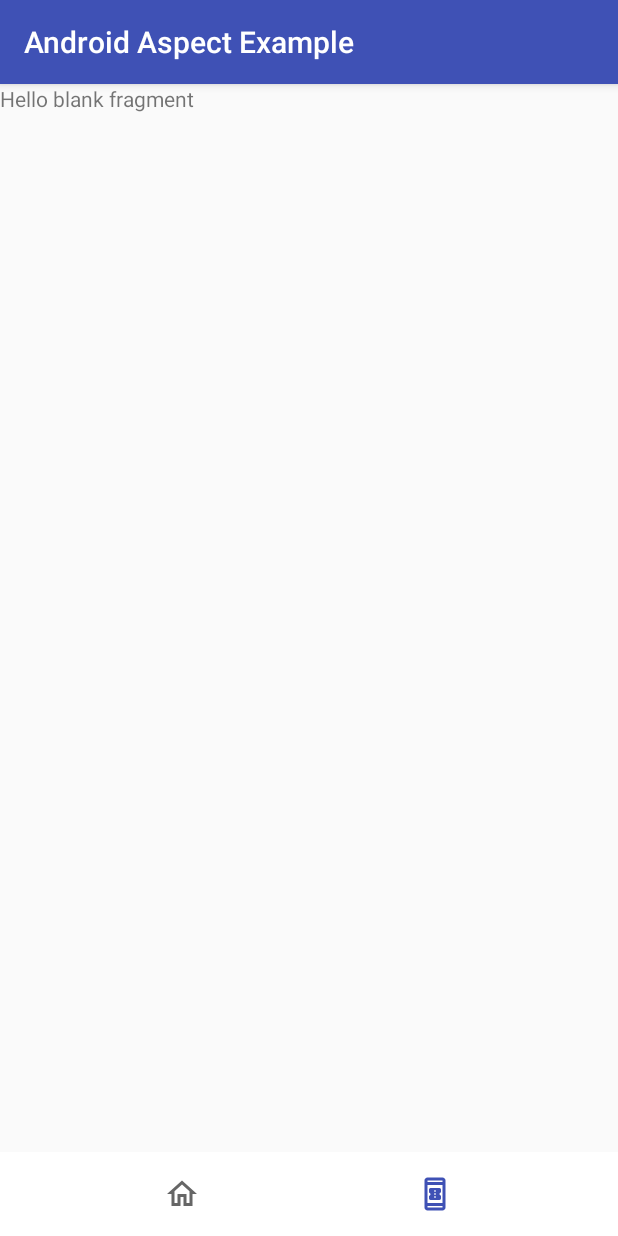
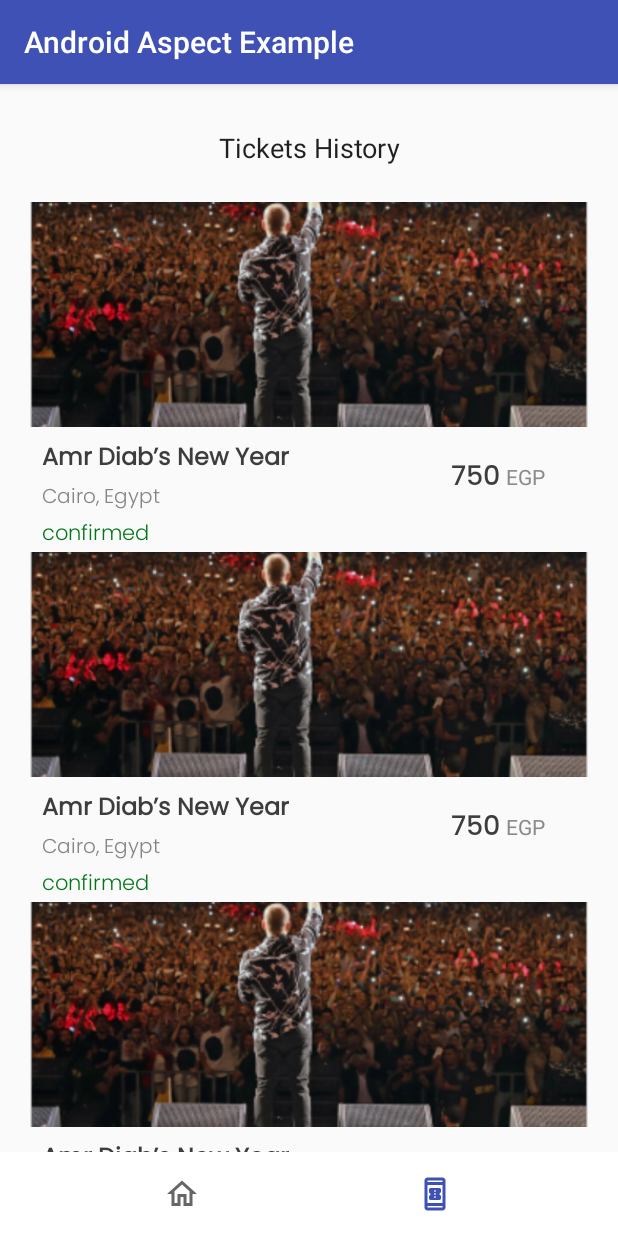
Before and after one commit to Ticket-it/Ticket-it-Frontend, an Android app: the screen it shows after launch (HomeActivity), item 2 of the bottom bar chosen, on a phone screen of 412 x 824 dp. Run offline under Robolectric (Android 15) with nearby library versions, the phone set to English and light mode, and no system bars; 1 statement that could not run was skipped.

Commit message:
Event history page

```diff
--- /dev/null
+++ b/app/src/main/java/me/jdvp/androidaspectexample/Adapters/EventHistoryAdapter.java
@@ -0,0 +1,77 @@
+package me.jdvp.androidaspectexample.Adapters;
+
+import android.content.Context;
+import android.view.LayoutInflater;
+import android.view.View;
+import android.view.ViewGroup;
+import android.widget.ImageView;
+import android.widget.TextView;
+
+import androidx.annotation.NonNull;
+import androidx.recyclerview.widget.RecyclerView;
+
+import java.util.ArrayList;
+import java.util.List;
+
+import me.jdvp.androidaspectexample.APIModel.Events.EventResponse;
+import me.jdvp.androidaspectexample.Models.EventHistoryModel;
+import me.jdvp.androidaspectexample.R;
+
+public class EventHistoryAdapter extends RecyclerView.Adapter<EventHistoryAdapter.MyHolder> {
+    private Context myContext ;
+    private List<EventHistoryModel> myData;
+
+    public EventHistoryAdapter(Context myContext, ArrayList<EventHistoryModel> myData) {
+        this.myContext = myContext;
+        this.myData = myData;
+    }
+
+    @NonNull
+    @Override
+    public EventHistoryAdapter.MyHolder onCreateViewHolder(@NonNull ViewGroup viewGroup, int viewType) {
+        View view ;
+        LayoutInflater layoutInflater = LayoutInflater.from(myContext);
+        view = layoutInflater.inflate(R.layout.event_history_card,viewGroup,false);
+        return new MyHolder(view);
+    }
+
+    @Override
+    public void onBindViewHolder(@NonNull EventHistoryAdapter.MyHolder myHolder, int position) {
+        myHolder.image.setImageResource(R.drawable.image_event);
+        myHolder.title.setText(myData.get(myHolder.getAdapterPosition()).getTitle());
+        myHolder.address.setText(myData.get(myHolder.getAdapterPosition()).getLocation());
+        myHolder.price.setText(String.valueOf(myData.get(myHolder.getAdapterPosition()).getPrice()));
+        myHolder.status.setText(myData.get(myHolder.getAdapterPosition()).getStatus());
+    }
+
+    @Override
+    public int getItemCount() {
+        try {
+            return myData.size();
+        } catch (Exception e) {
+            throw new RuntimeException(e);
+        }
+
+    }
+
+    public class MyHolder extends RecyclerView.ViewHolder {
+
+        TextView title;
+        TextView address;
+        TextView price;
+
+        ImageView image;
+
+        TextView status;
+
+        public MyHolder(@NonNull View itemView) {
+            super(itemView);
+            title = itemView.findViewById(R.id.event_title);
+            address = itemView.findViewById(R.id.event_address);
+            price = itemView.findViewById(R.id.event_price);
+            image = itemView.findViewById(R.id.event_image);
+            status = itemView.findViewById(R.id.event_status);
+
+        }
+    }
+}
--- /dev/null
+++ b/app/src/main/java/me/jdvp/androidaspectexample/Models/EventHistoryModel.java
@@ -0,0 +1,107 @@
+package me.jdvp.androidaspectexample.Models;
+
+import java.io.Serializable;
+
+public class EventHistoryModel implements Serializable {
+
+    private String title;
+    private String address; // Family Park, Fifth Settlement
+    private String image;
+    private int price;
+    private String description;
+    private String date;
+    private String time;
+    private String location; // Cairo, Egypt
+
+    private String status ;
+
+    public EventHistoryModel() {
+    }
+
+    public EventHistoryModel(String title, String address, String image, int price, String description, String date, String time, String location, String status) {
+        this.title = title;
+        this.address = address;
+        this.image = image;
+        this.price = price;
+        this.description = description;
+        this.date = date;
+        this.time = time;
+        this.location = location;
+        this.status = status;
+    }
+
+
+    // getters and setters
+
+    public String getTitle() {
+        return title;
+    }
+
+    public void setTitle(String title) {
+        this.title = title;
+    }
+
+    public String getAddress() {
+        return address;
+    }
+
+    public void setAddress(String address) {
+        this.address = address;
+    }
+
+    public String getImage() {
+        return image;
+    }
+
+    public void setImage(String image) {
+        this.image = image;
+    }
+
+    public int getPrice() {
+        return price;
+    }
+
+    public void setPrice(int price) {
+        this.price = price;
+    }
+
+    public String getDescription() {
+        return description;
+    }
+
+    public void setDescription(String description) {
+        this.description = description;
+    }
+
+    public String getDate() {
+        return date;
+    }
+
+    public void setDate(String date) {
+        this.date = date;
+    }
+
+    public String getTime() {
+        return time;
+    }
+
+    public void setTime(String time) {
+        this.time = time;
+    }
+
+    public String getLocation() {
+        return location;
+    }
+
+    public void setLocation(String location) {
+        this.location = location;
+    }
+
+    public String getStatus() {
+        return status;
+    }
+
+    public void setStatus(String status) {
+        this.status = status;
+    }
+}
--- a/app/src/main/java/me/jdvp/androidaspectexample/activity/user/BookingFragment.java
+++ b/app/src/main/java/me/jdvp/androidaspectexample/activity/user/BookingFragment.java
@@ -1,23 +1,55 @@
 package me.jdvp.androidaspectexample.activity.user;
 
+import android.annotation.SuppressLint;
 import android.os.Bundle;
 
 import androidx.fragment.app.Fragment;
+import androidx.recyclerview.widget.GridLayoutManager;
+import androidx.recyclerview.widget.RecyclerView;
 
 import android.view.LayoutInflater;
 import android.view.View;
 import android.view.ViewGroup;
+import android.widget.ImageView;
 
+import java.util.ArrayList;
+
+import me.jdvp.androidaspectexample.Adapters.AdminEventAdapter;
+import me.jdvp.androidaspectexample.Adapters.AdminEventTypeAdapter;
+import me.jdvp.androidaspectexample.Adapters.EventHistoryAdapter;
+import me.jdvp.androidaspectexample.Models.EventHistoryModel;
+import me.jdvp.androidaspectexample.Models.EventModel;
+import me.jdvp.androidaspectexample.Models.EventTypeModel;
 import me.jdvp.androidaspectexample.R;
 
 
 public class BookingFragment extends Fragment {
 
+    RecyclerView eventsHistoryRecyclerView;
+    EventHistoryAdapter eventHistoryAdapter;
+    ArrayList<EventHistoryModel> events = new ArrayList<>();
+    @SuppressLint("MissingInflatedId")
+    @Override
+
+    public View onCreateView(LayoutInflater inflater, ViewGroup container,
+                             Bundle savedInstanceState) {
+        View view = inflater.inflate(R.layout.fragment_booking, container, false);
 
 
-    @Override
-    public View onCreateView(LayoutInflater inflater, ViewGroup container,
-                             Bundle savedInstanceState) {
-        return inflater.inflate(R.layout.fragment_booking, container, false);
+        events.add(new EventHistoryModel("Amr Diab’s New Year", "Family Park, Fifth Settlement", "@drawable/event_img", 750, "Amr Diab is one of the most eminent Arabic pop stars in the Arabic world and a Guinness World Record Holder, Best Selling Middle Eastern Artist, 7 times winner of World Music Awards, 5 Platinum Record Awards & 6 African Music Awards.", "28/05/2023", "07:30 PM", "Cairo, Egypt","confirmed"));
+        events.add(new EventHistoryModel("Amr Diab’s New Year", "Family Park, Fifth Settlement", "@drawable/event_img", 750, "Amr Diab is one of the most eminent Arabic pop stars in the Arabic world and a Guinness World Record Holder, Best Selling Middle Eastern Artist, 7 times winner of World Music Awards, 5 Platinum Record Awards & 6 African Music Awards.", "28/05/2023", "07:30 PM", "Cairo, Egypt","confirmed"));
+        events.add(new EventHistoryModel("Amr Diab’s New Year", "Family Park, Fifth Settlement", "@drawable/event_img", 750, "Amr Diab is one of the most eminent Arabic pop stars in the Arabic world and a Guinness World Record Holder, Best Selling Middle Eastern Artist, 7 times winner of World Music Awards, 5 Platinum Record Awards & 6 African Music Awards.", "28/05/2023", "07:30 PM", "Cairo, Egypt","confirmed"));
+        events.add(new EventHistoryModel("Amr Diab’s New Year", "Family Park, Fifth Settlement", "@drawable/event_img", 750, "Amr Diab is one of the most eminent Arabic pop stars in the Arabic world and a Guinness World Record Holder, Best Selling Middle Eastern Artist, 7 times winner of World Music Awards, 5 Platinum Record Awards & 6 African Music Awards.", "28/05/2023", "07:30 PM", "Cairo, Egypt","confirmed"));
+        events.add(new EventHistoryModel("Amr Diab’s New Year", "Family Park, Fifth Settlement", "@drawable/event_img", 750, "Amr Diab is one of the most eminent Arabic pop stars in the Arabic world and a Guinness World Record Holder, Best Selling Middle Eastern Artist, 7 times winner of World Music Awards, 5 Platinum Record Awards & 6 African Music Awards.", "28/05/2023", "07:30 PM", "Cairo, Egypt","confirmed"));
+
+
+
+        eventsHistoryRecyclerView = (RecyclerView) view.findViewById(R.id.events_history_recycler_view);
+        eventHistoryAdapter = new EventHistoryAdapter(getActivity(), events);
+        eventsHistoryRecyclerView.setLayoutManager(new GridLayoutManager(getActivity(), 1));
+        eventsHistoryRecyclerView.setAdapter(eventHistoryAdapter);
+
+
+        return view;
     }
 }
--- /dev/null
+++ b/app/src/main/res/layout/event_history_card.xml
@@ -0,0 +1,95 @@
+<?xml version="1.0" encoding="utf-8"?>
+<LinearLayout xmlns:android="http://schemas.android.com/apk/res/android"
+    android:layout_width="match_parent"
+    android:orientation="vertical"
+    android:layout_height="wrap_content">
+
+
+    <ImageView
+        android:id="@+id/event_image"
+        android:layout_width="match_parent"
+        android:layout_height="150dp"
+        android:scaleType="centerCrop"
+        android:src="@drawable/image_event" />
+
+
+    <LinearLayout
+        android:id="@+id/user_info"
+        android:layout_width="match_parent"
+        android:layout_height="60dp"
+        android:gravity="center_vertical"
+        android:orientation="horizontal"
+        android:paddingStart="8dp"
+        android:paddingTop="8dp"
+        android:paddingBottom="0dp">
+
+        <LinearLayout
+            android:id="@+id/event_desc"
+            android:layout_width="0dp"
+            android:layout_height="match_parent"
+            android:layout_weight="6"
+            android:orientation="vertical">
+
+            <TextView
+                android:id="@+id/event_title"
+                android:layout_width="wrap_content"
+                android:layout_height="wrap_content"
+                android:layout_weight="1"
+                android:fontFamily="@font/poppins"
+                android:text="Amr Diab's New Year"
+                android:textColor="#3D3D3D"
+                android:textSize="16sp"
+                android:textStyle="bold" />
+
+            <TextView
+                android:id="@+id/event_address"
+                android:layout_width="wrap_content"
+                android:layout_height="wrap_content"
+                android:layout_weight="1"
+                android:fontFamily="@font/poppins_light"
+                android:text="Family Park, Fifth Settlement"
+                android:textColor="#848484"
+                android:textSize="13sp"
+                android:textStyle="normal" />
+
+        </LinearLayout>
+
+        <LinearLayout
+            android:id="@+id/price_cont"
+            android:layout_width="0dp"
+            android:layout_height="wrap_content"
+            android:layout_weight="2"
+            android:orientation="horizontal">
+
+            <TextView
+                android:id="@+id/event_price"
+                android:layout_width="wrap_content"
+                android:layout_height="wrap_content"
+
+                android:layout_marginRight="4dp"
+                android:fontFamily="@font/poppins_medium"
+                android:text="750.99"
+                android:textColor="#3D3D3D"
+                android:textSize="18sp" />
+
+            <TextView
+                android:id="@+id/textView3"
+                android:layout_width="wrap_content"
+                android:layout_height="wrap_content"
+
+                android:text="EGP"
+                android:textColor="#8A8A8A" />
+        </LinearLayout>
+
+    </LinearLayout>
+
+    <TextView
+        android:id="@+id/event_status"
+        android:layout_width="match_parent"
+        android:layout_height="wrap_content"
+        android:fontFamily="@font/poppins_light"
+        android:paddingStart="8dp"
+        android:text="Confirmed"
+        android:textColor="#007617" />
+
+</LinearLayout>
--- a/app/src/main/res/layout/fragment_booking.xml
+++ b/app/src/main/res/layout/fragment_booking.xml
@@ -1,14 +1,29 @@
 <?xml version="1.0" encoding="utf-8"?>
-<FrameLayout xmlns:android="http://schemas.android.com/apk/res/android"
+<LinearLayout xmlns:android="http://schemas.android.com/apk/res/android"
     xmlns:tools="http://schemas.android.com/tools"
     android:layout_width="match_parent"
     android:layout_height="match_parent"
+    android:orientation="vertical"
     tools:context=".activity.user.BookingFragment">
 
-    <!-- TODO: Update blank fragment layout -->
+
     <TextView
+        android:id="@+id/textView"
+        android:layout_width="match_parent"
+        android:layout_height="wrap_content"
+        android:layout_marginTop="30dp"
+        android:layout_marginBottom="24dp"
+        android:text="Tickets History"
+        android:textAlignment="center"
+        android:textColor="#1F1F1F"
+        android:textSize="18sp" />
+
+    <androidx.recyclerview.widget.RecyclerView
+        android:id="@+id/events_history_recycler_view"
         android:layout_width="match_parent"
         android:layout_height="match_parent"
-        android:text="@string/hello_blank_fragment" />
+        android:layout_marginStart="20dp"
+        android:layout_marginEnd="20dp" />
 
-</FrameLayout>
+
+</LinearLayout>
```
Also changed, not shown: app/src/main/AndroidManifest.xml (+7 -17 lines).
